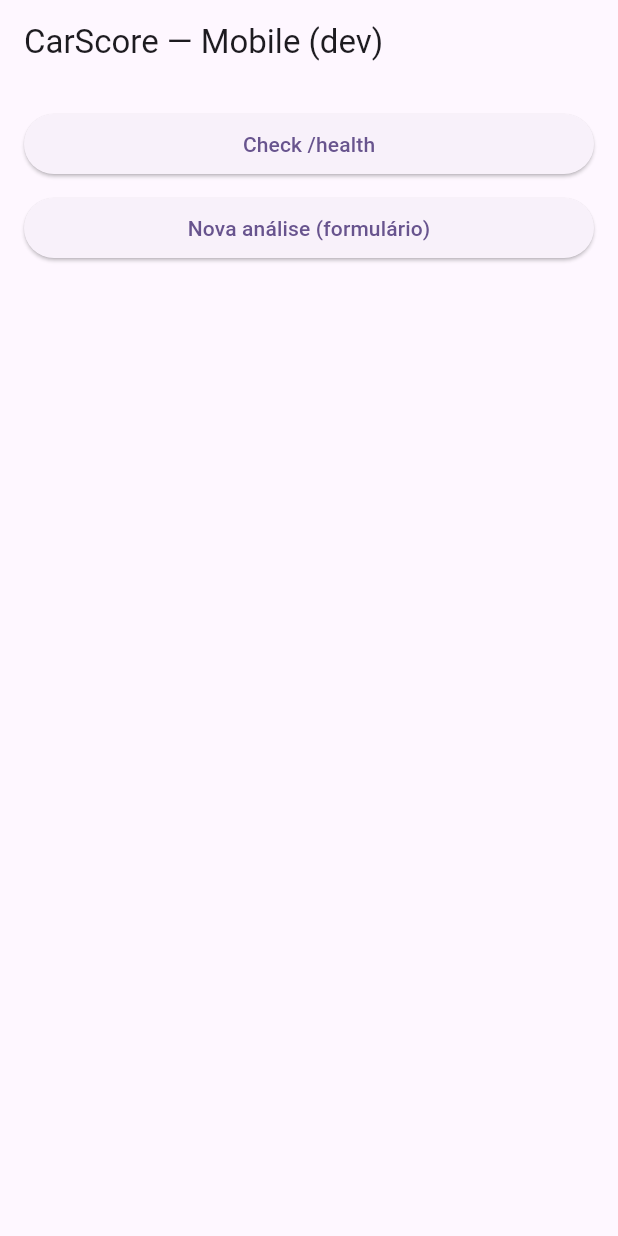
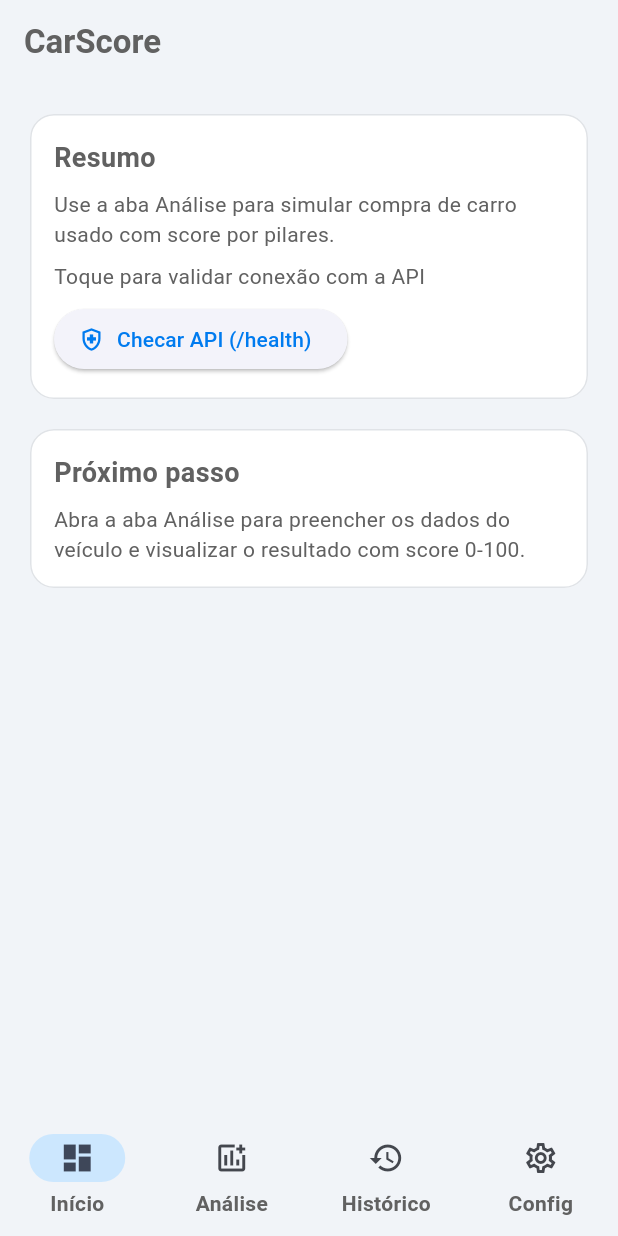
Before and after one commit to Wilson-Oliveira-Junior/CarScore, a Flutter app: the screen it shows after launch, on a phone screen of 412 x 824 dp. Run offline on Flutter 3.47's test engine with Material 3 defaults, Android fonts, the phone set to English and light mode, and no system bars; network calls fail.

Commit message:
Ajuste de desgin/front

```diff
--- a/backend-api/package.json
+++ b/backend-api/package.json
@@ -4,7 +4,7 @@
   "description": "",
   "main": "index.js",
   "scripts": {
-    "test": "vitest",
+    "test": "vitest run",
     "dev": "tsx watch src/server.ts",
     "build": "tsc -p tsconfig.json",
     "start": "node dist/server.js"
@@ -16,10 +16,12 @@
   "dependencies": {
     "@fastify/cors": "^11.2.0",
     "fastify": "^5.8.4",
+    "pg": "^8.16.3",
     "zod": "^4.3.6"
   },
   "devDependencies": {
     "@types/node": "^25.5.0",
+    "@types/pg": "^8.15.5",
     "tsx": "^4.21.0",
     "typescript": "^6.0.2",
     "vitest": "^1.4.5"
--- /dev/null
+++ b/mobile_app/lib/core/app_theme.dart
@@ -0,0 +1,72 @@
+import 'package:flutter/material.dart';
+
+class AppTheme {
+  static const Color primary = Color(0xFF007BEF);
+  static const Color secondary = Color(0xFF39D2C0);
+  static const Color background = Color(0xFFF1F4F8);
+  static const Color surface = Color(0xFFFFFFFF);
+  static const Color textPrimary = Color(0xFF616161);
+  static const Color textSecondary = Color(0xFF57636C);
+
+  static ThemeData light() {
+    final scheme = ColorScheme.fromSeed(
+      seedColor: primary,
+      primary: primary,
+      secondary: secondary,
+      surface: surface,
+      error: const Color(0xFFFF5963),
+      brightness: Brightness.light,
+    );
+
+    return ThemeData(
+      useMaterial3: true,
+      colorScheme: scheme,
+      scaffoldBackgroundColor: background,
+      textTheme: const TextTheme(
+        headlineMedium: TextStyle(fontSize: 24, fontWeight: FontWeight.w600, color: textPrimary),
+        titleLarge: TextStyle(fontSize: 22, fontWeight: FontWeight.w600, color: textPrimary),
+        bodyLarge: TextStyle(fontSize: 16, color: textPrimary),
+        bodyMedium: TextStyle(fontSize: 14, color: textPrimary),
+        labelLarge: TextStyle(fontSize: 14, color: textSecondary),
+      ),
+      appBarTheme: const AppBarTheme(
+        centerTitle: false,
+        elevation: 0,
+        scrolledUnderElevation: 0,
+        backgroundColor: background,
+        foregroundColor: textPrimary,
+      ),
+      cardTheme: CardThemeData(
+        elevation: 0,
+        color: surface,
+        shape: RoundedRectangleBorder(
+          borderRadius: BorderRadius.circular(16),
+          side: const BorderSide(color: Color(0xFFE0E3E7)),
+        ),
+      ),
+      inputDecorationTheme: InputDecorationTheme(
+        filled: true,
+        fillColor: surface,
+        border: OutlineInputBorder(
+          borderRadius: BorderRadius.circular(14),
+          borderSide: const BorderSide(color: Color(0xFFE0E3E7)),
+        ),
+        enabledBorder: OutlineInputBorder(
+          borderRadius: BorderRadius.circular(14),
+          borderSide: const BorderSide(color: Color(0xFFE0E3E7)),
+        ),
+        focusedBorder: OutlineInputBorder(
+          borderRadius: BorderRadius.circular(14),
+          borderSide: const BorderSide(color: primary, width: 1.5),
+        ),
+      ),
+      navigationBarTheme: const NavigationBarThemeData(
+        backgroundColor: Color(0xFFF1F4F8),
+        indicatorColor: Color(0xFFCCE7FE),
+        labelTextStyle: WidgetStatePropertyAll(
+          TextStyle(fontWeight: FontWeight.w600),
+        ),
+      ),
+    );
+  }
+}
--- /dev/null
+++ b/mobile_app/lib/features/dashboard/dashboard_page.dart
@@ -0,0 +1,80 @@
+import 'package:flutter/material.dart';
+import '../../core/api_client.dart';
+
+class DashboardPage extends StatefulWidget {
+  const DashboardPage({super.key});
+
+  @override
+  State<DashboardPage> createState() => _DashboardPageState();
+}
+
+class _DashboardPageState extends State<DashboardPage> {
+  final ApiClient _api = ApiClient();
+  bool _loading = false;
+  String _healthText = 'Toque para validar conexão com a API';
+
+  Future<void> _checkHealth() async {
+    setState(() => _loading = true);
+    try {
+      final res = await _api.health();
+      setState(() => _healthText = 'API online: ${res['status']} (${res['service']})');
+    } catch (e) {
+      setState(() => _healthText = 'Erro ao conectar na API: $e');
+    } finally {
+      setState(() => _loading = false);
+    }
+  }
+
+  @override
+  Widget build(BuildContext context) {
+    return Scaffold(
+      appBar: AppBar(title: const Text('CarScore')),
+      body: ListView(
+        padding: const EdgeInsets.all(16),
+        children: [
+          Card(
+            child: Padding(
+              padding: const EdgeInsets.all(16),
+              child: Column(
+                crossAxisAlignment: CrossAxisAlignment.start,
+                children: [
+                  const Text('Resumo', style: TextStyle(fontSize: 18, fontWeight: FontWeight.w700)),
+                  const SizedBox(height: 8),
+                  const Text('Use a aba Análise para simular compra de carro usado com score por pilares.'),
+                  const SizedBox(height: 8),
+                  Text(_healthText),
+                  const SizedBox(height: 8),
+                  ElevatedButton.icon(
+                    onPressed: _loading ? null : _checkHealth,
+                    icon: _loading
+                        ? const SizedBox(
+                            width: 16,
+                            height: 16,
+                            child: CircularProgressIndicator(strokeWidth: 2),
+                          )
+                        : const Icon(Icons.health_and_safety_outlined),
+                    label: const Text('Checar API (/health)'),
+                  ),
+                ],
+              ),
+            ),
+          ),
+          const SizedBox(height: 12),
+          Card(
+            child: Padding(
+              padding: const EdgeInsets.all(16),
+              child: Column(
+                crossAxisAlignment: CrossAxisAlignment.start,
+                children: const [
+                  Text('Próximo passo', style: TextStyle(fontSize: 18, fontWeight: FontWeight.w700)),
+                  SizedBox(height: 8),
+                  Text('Abra a aba Análise para preencher os dados do veículo e visualizar o resultado com score 0-100.'),
+                ],
+              ),
+            ),
+          ),
+        ],
+      ),
+    );
+  }
+}
--- /dev/null
+++ b/mobile_app/lib/features/shell/app_shell.dart
@@ -0,0 +1,40 @@
+import 'package:flutter/material.dart';
+import '../analysis/analysis_page.dart';
+import '../dashboard/dashboard_page.dart';
+import '../history/history_page.dart';
+import '../settings/settings_page.dart';
+
+class AppShell extends StatefulWidget {
+  const AppShell({super.key});
+
+  @override
+  State<AppShell> createState() => _AppShellState();
+}
+
+class _AppShellState extends State<AppShell> {
+  int _index = 0;
+
+  final _pages = const [
+    DashboardPage(),
+    AnalysisPage(),
+    HistoryPage(),
+    SettingsPage(),
+  ];
+
+  @override
+  Widget build(BuildContext context) {
+    return Scaffold(
+      body: IndexedStack(index: _index, children: _pages),
+      bottomNavigationBar: NavigationBar(
+        selectedIndex: _index,
+        onDestinationSelected: (value) => setState(() => _index = value),
+        destinations: const [
+          NavigationDestination(icon: Icon(Icons.dashboard_outlined), selectedIcon: Icon(Icons.dashboard), label: 'Início'),
+          NavigationDestination(icon: Icon(Icons.add_chart_outlined), selectedIcon: Icon(Icons.add_chart), label: 'Análise'),
+          NavigationDestination(icon: Icon(Icons.history_outlined), selectedIcon: Icon(Icons.history), label: 'Histórico'),
+          NavigationDestination(icon: Icon(Icons.settings_outlined), selectedIcon: Icon(Icons.settings), label: 'Config'),
+        ],
+      ),
+    );
+  }
+}
--- a/mobile_app/lib/main.dart
+++ b/mobile_app/lib/main.dart
@@ -1,5 +1,6 @@
 import 'package:flutter/material.dart';
-import 'features/home/home_page.dart';
+import 'core/app_theme.dart';
+import 'features/shell/app_shell.dart';
 
 void main() {
   runApp(const MyApp());
@@ -12,11 +13,8 @@ class MyApp extends StatelessWidget {
   Widget build(BuildContext context) {
     return MaterialApp(
       title: 'CarScore Mobile',
-      theme: ThemeData(
-        colorScheme: ColorScheme.fromSeed(seedColor: Colors.deepPurple),
-        useMaterial3: true,
-      ),
-      home: const HomePage(),
+      theme: AppTheme.light(),
+      home: const AppShell(),
     );
   }
 }
```
Also changed, not shown: mobile_app/lib/core/api_client.dart (+42 -0 lines), mobile_app/lib/features/history/history_page.dart (added, +121 -0 lines), mobile_app/lib/features/settings/settings_page.dart (added, +179 -0 lines), backend-api/package-lock.json, mobile_app/pubspec.lock (added), 8 other files.
